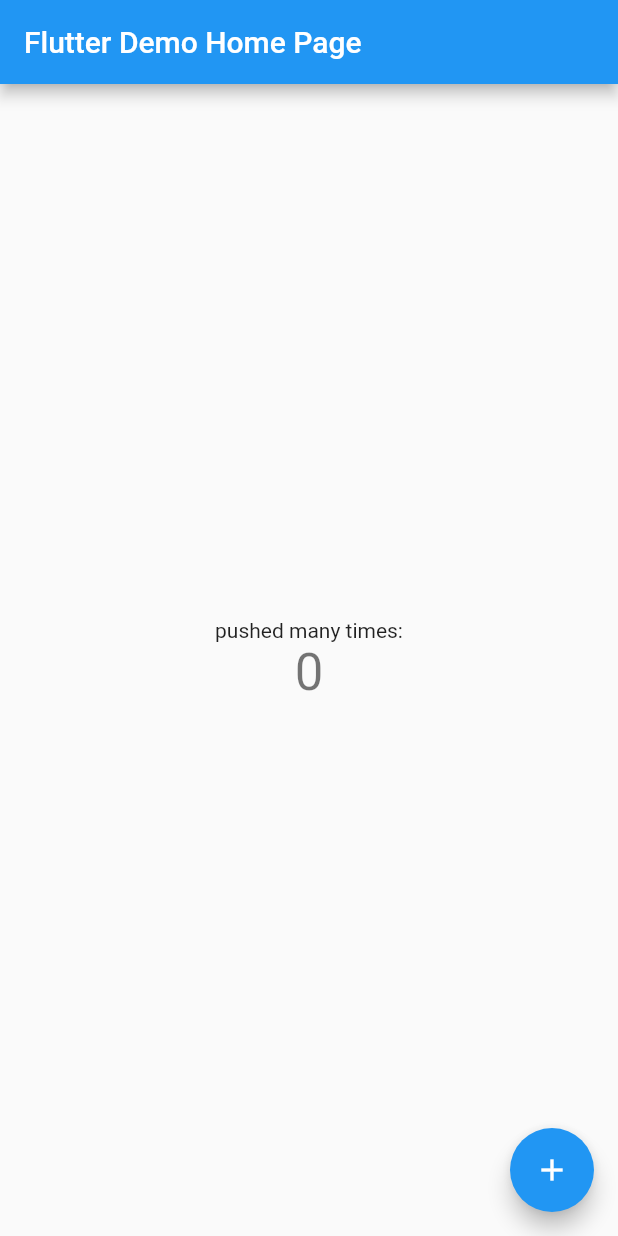
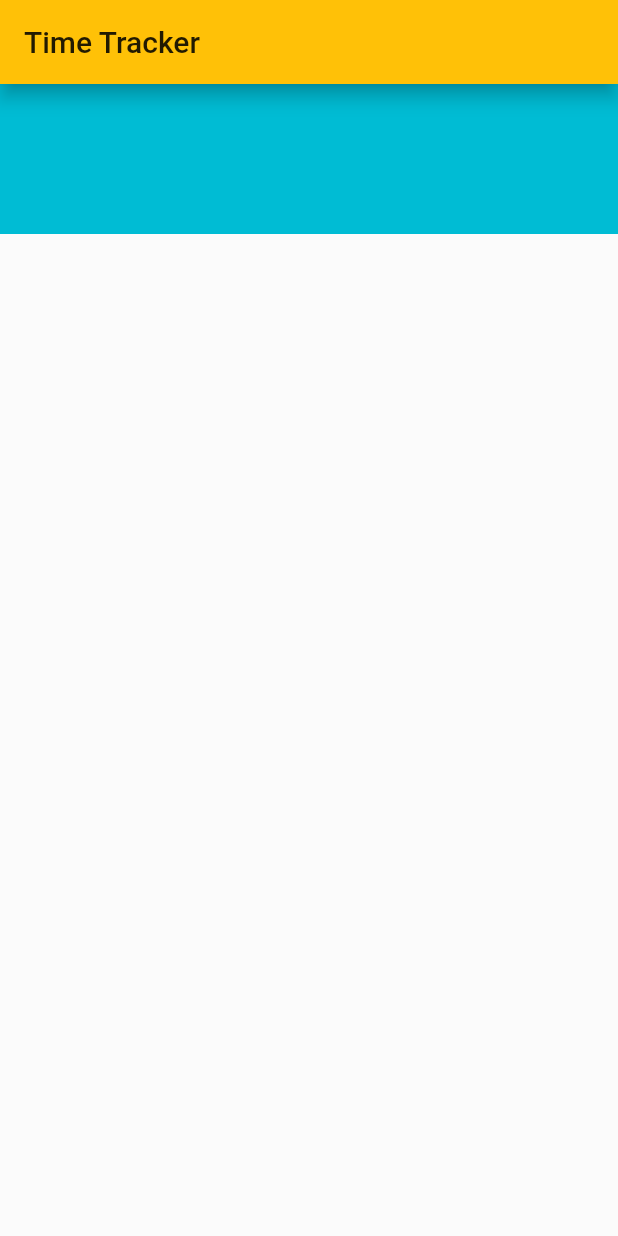
Before and after one commit to praneethambati/firstApp, a Flutter app: the screen it shows after launch, on a phone screen of 412 x 824 dp. Run offline on Flutter 3.47's test engine with Material 2 defaults, Android fonts, the phone set to English and light mode, and no system bars.

Commit message:
Created Box

```diff
--- /dev/null
+++ b/firstApo/lib/app/Sign/sign_in_page.dart
@@ -0,0 +1,28 @@
+import 'package:flutter/material.dart';
+
+class SignInPage extends StatelessWidget {
+  @override
+  Widget build(BuildContext context) {
+    return Scaffold(
+      appBar: AppBar(
+        title: Text("Time Tracker"),
+        elevation: 5.0,
+      ),
+      body:Container(
+        color: Colors.white24,
+        child: Column(
+          crossAxisAlignment: CrossAxisAlignment.stretch,
+          children: [
+            Container(
+              color: Colors.cyan,
+              child: SizedBox(
+                width: 100,
+                height: 100,
+              ),
+            )
+          ],
+        ),
+      )
+    );
+  }
+}
--- a/firstApo/lib/main.dart
+++ b/firstApo/lib/main.dart
@@ -1,117 +1,20 @@
 import 'package:flutter/material.dart';
-
+import 'package:firstApo/app/Sign/sign_in_page.dart';
 void main() {
   runApp(MyApp());
 }
 
 class MyApp extends StatelessWidget {
-  // This widget is the root of your application.
   @override
   Widget build(BuildContext context) {
     return MaterialApp(
-      title: 'Flutter Demo',
+      title: 'Time Tracker',
       theme: ThemeData(
-        // This is the theme of your application.
-        //
-        // Try running your application with "flutter run". You'll see the
-        // application has a blue toolbar. Then, without quitting the app, try
-        // changing the primarySwatch below to Colors.green and then invoke
-        // "hot reload" (press "r" in the console where you ran "flutter run",
-        // or simply save your changes to "hot reload" in a Flutter IDE).
-        // Notice that the counter didn't reset back to zero; the application
-        // is not restarted.
-        primarySwatch: Colors.blue,
-        // This makes the visual density adapt to the platform that you run
-        // the app on. For desktop platforms, the controls will be smaller and
-        // closer together (more dense) than on mobile platforms.
-        visualDensity: VisualDensity.adaptivePlatformDensity,
+        primarySwatch: Colors.amber
       ),
-      home: MyHomePage(title: 'Flutter Demo Home Page'),
+      home: SignInPage(
+
+      )
     );
   }
 }
-
-class MyHomePage extends StatefulWidget {
-  MyHomePage({Key key, this.title}) : super(key: key);
-
-  // This widget is the home page of your application. It is stateful, meaning
-  // that it has a State object (defined below) that contains fields that affect
-  // how it looks.
-
-  // This class is the configuration for the state. It holds the values (in this
-  // case the title) provided by the parent (in this case the App widget) and
-  // used by the build method of the State. Fields in a Widget subclass are
-  // always marked "final".
-
-  final String title;
-
-  @override
-  _MyHomePageState createState() => _MyHomePageState();
-}
-
-class _MyHomePageState extends State<MyHomePage> {
-  int _counter = 0;
-
-  void _incrementCounter() {
-    setState(() {
-      // This call to setState tells the Flutter framework that something has
-      // changed in this State, which causes it to rerun the build method below
-      // so that the display can reflect the updated values. If we changed
-      // _counter without calling setState(), then the build method would not be
-      // called again, and so nothing would appear to happen.
-      _counter++;
-    });
-  }
-
-  @override
-  Widget build(BuildContext context) {
-    // This method is rerun every time setState is called, for instance as done
-    // by the _incrementCounter method above.
-    //
-    // The Flutter framework has been optimized to make rerunning build methods
-    // fast, so that you can just rebuild anything that needs updating rather
-    // than having to individually change instances of widgets.
-    return Scaffold(
-      appBar: AppBar(
-        // Here we take the value from the MyHomePage object that was created by
-        // the App.build method, and use it to set our appbar title.
-        title: Text(widget.title),
-      ),
-      body: Center(
-        // Center is a layout widget. It takes a single child and positions it
-        // in the middle of the parent.
-        child: Column(
-          // Column is also a layout widget. It takes a list of children and
-          // arranges them vertically. By default, it sizes itself to fit its
-          // children horizontally, and tries to be as tall as its parent.
-          //
-          // Invoke "debug painting" (press "p" in the console, choose the
-          // "Toggle Debug Paint" action from the Flutter Inspector in Android
-          // Studio, or the "Toggle Debug Paint" command in Visual Studio Code)
-          // to see the wireframe for each widget.
-          //
-          // Column has various properties to control how it sizes itself and
-          // how it positions its children. Here we use mainAxisAlignment to
-          // center the children vertically; the main axis here is the vertical
-          // axis because Columns are vertical (the cross axis would be
-          // horizontal).
-          mainAxisAlignment: MainAxisAlignment.center,
-          children: <Widget>[
-            Text(
-              'pushed many times:',
-            ),
-            Text(
-              '$_counter',
-              style: Theme.of(context).textTheme.headline4,
-            ),
-          ],
-        ),
-      ),
-      floatingActionButton: FloatingActionButton(
-        onPressed: _incrementCounter,
-        tooltip: 'Increment',
-        child: Icon(Icons.add),
-      ), // This trailing comma makes auto-formatting nicer for build methods.
-    );
-  }
-}
```
